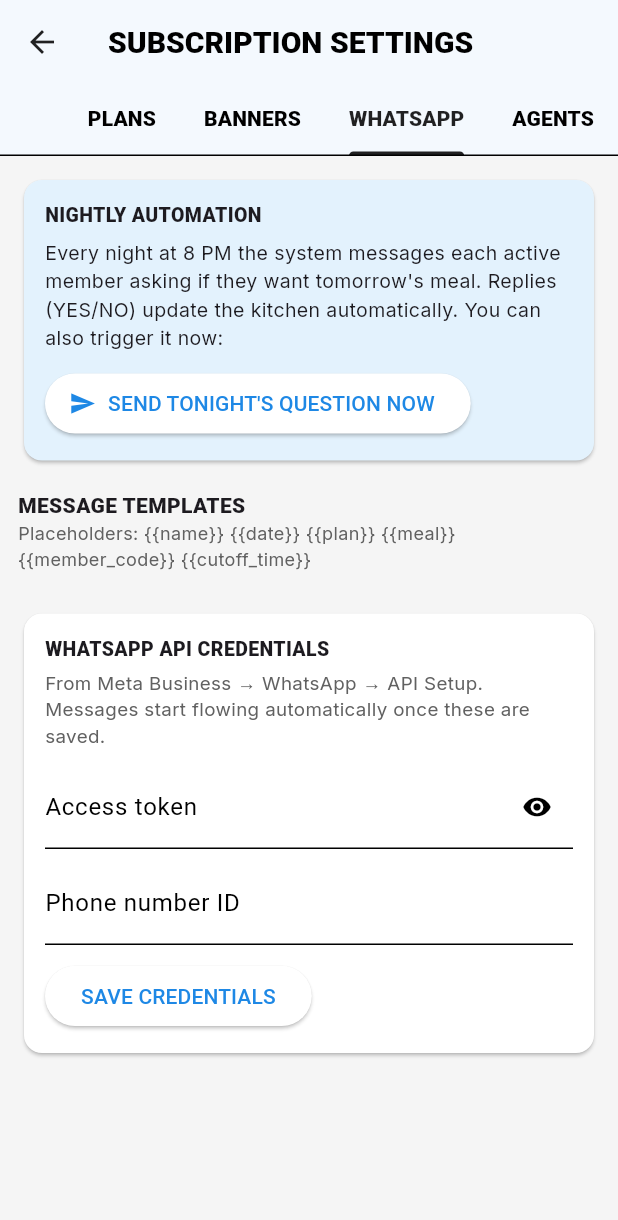
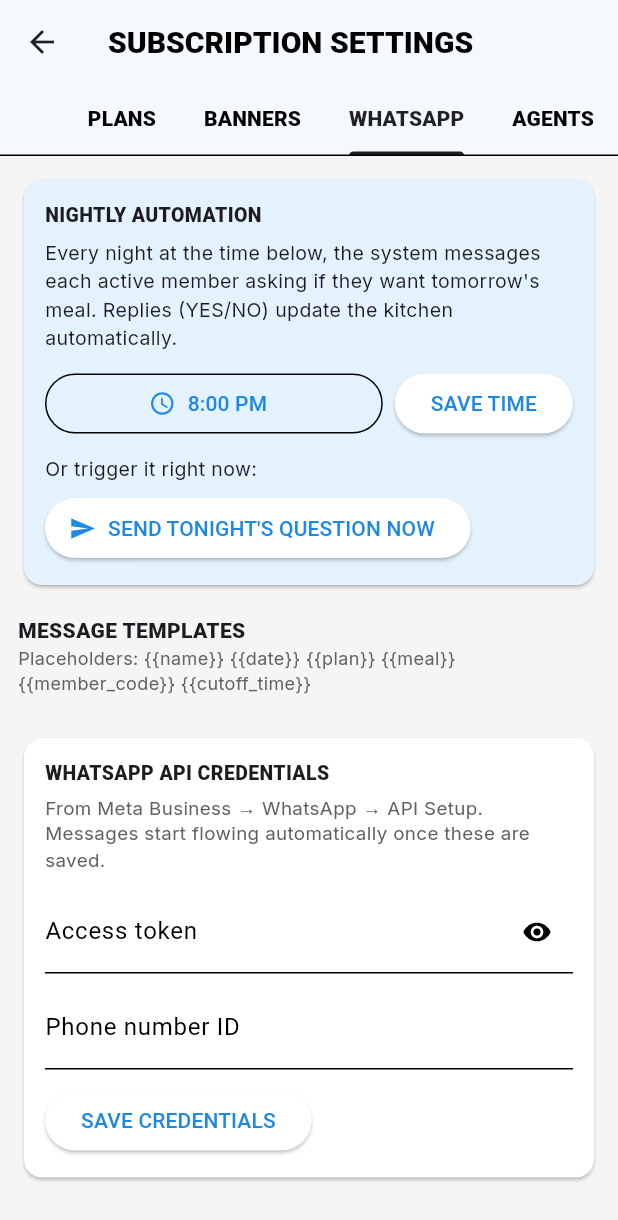
Before and after one commit to mithunvas86-ui/admin, a Flutter app: the SubscriptionSettingsPage screen opened by its route, tab 3 chosen, on a phone screen of 412 x 824 dp. Shown: the top 1220 px of the screen. Run offline on Flutter 3.47's test engine with Material 3 defaults, Android fonts, the phone set to English and light mode, and no system bars; our stand-ins replace fl_chart, flutter_dotenv, go_router, google_fonts, image_picker, shared_preferences and 1 more; missing offline and left inert: dart:html; accounts and stored records are empty; Roboto replaces fonts that are missing (Chivo).

Commit message:
Admin: make the nightly WhatsApp reminder time configurable
Adds a time picker to Subscriptions → Settings → WHATSAPP (defaults
to the previous fixed 8 PM). Paired with a cron/edge-function change
(MIGRATION_MEAL_REMINDER_TIME.sql + send-daily-meal-whatsapp) so the
send time can change without redeploying code.

Co-Authored-By: Claude Sonnet 5 <noreply@anthropic.com>

```diff
--- a/lib/pages/subscription_settings_page.dart
+++ b/lib/pages/subscription_settings_page.dart
@@ -390,12 +390,17 @@ class _SubscriptionSettingsPageState extends State<SubscriptionSettingsPage>
                         fontWeight: FontWeight.w800, fontSize: 13)),
                 const SizedBox(height: 6),
                 Text(
-                  'Every night at 8 PM the system messages each active member '
-                  'asking if they want tomorrow\'s meal. Replies (YES/NO) update '
-                  'the kitchen automatically. You can also trigger it now:',
+                  'Every night at the time below, the system messages each '
+                  'active member asking if they want tomorrow\'s meal. '
+                  'Replies (YES/NO) update the kitchen automatically.',
                   style: GoogleFonts.inter(fontSize: 13),
                 ),
                 const SizedBox(height: 10),
+                _ReminderTimeEditor(provider: p, onToast: _toast),
+                const SizedBox(height: 10),
+                Text('Or trigger it right now:',
+                    style: GoogleFonts.inter(fontSize: 13)),
+                const SizedBox(height: 6),
                 ElevatedButton.icon(
                   onPressed: () async {
                     final msg = await p.sendTonightNow();
@@ -566,6 +571,67 @@ class _TemplateCardState extends State<_TemplateCard> {
   }
 }
 
+/// Editable send time (IST) for the nightly meal-reminder WhatsApp message.
+/// Stored in app_config; the edge function polls every 5 minutes and only
+/// actually sends once past this time each day.
+class _ReminderTimeEditor extends StatefulWidget {
+  final SubscriptionAdminProvider provider;
+  final void Function(String, {bool ok}) onToast;
+
+  const _ReminderTimeEditor({required this.provider, required this.onToast});
+
+  @override
+  State<_ReminderTimeEditor> createState() => _ReminderTimeEditorState();
+}
+
+class _ReminderTimeEditorState extends State<_ReminderTimeEditor> {
+  TimeOfDay _time = const TimeOfDay(hour: 20, minute: 0);
+  bool _loaded = false;
+
+  @override
+  void initState() {
+    super.initState();
+    widget.provider.loadMealReminderTime().then((v) {
+      if (!mounted) return;
+      setState(() {
+        _time = TimeOfDay(hour: v['hour'] ?? 20, minute: v['minute'] ?? 0);
+        _loaded = true;
+      });
+    });
+  }
+
+  Future<void> _pickTime() async {
+    final picked = await showTimePicker(context: context, initialTime: _time);
+    if (picked != null) setState(() => _time = picked);
+  }
+
+  Future<void> _save() async {
+    final err =
+        await widget.provider.saveMealReminderTime(_time.hour, _time.minute);
+    widget.onToast(err ?? 'Reminder time saved ✅', ok: err == null);
+  }
+
+  @override
+  Widget build(BuildContext context) {
+    return Row(
+      children: [
+        Expanded(
+          child: OutlinedButton.icon(
+            onPressed: _loaded ? _pickTime : null,
+            icon: const Icon(Icons.schedule),
+            label: Text(_loaded ? _time.format(context) : 'Loading…'),
+          ),
+        ),
+        const SizedBox(width: 8),
+        ElevatedButton(
+          onPressed: _loaded ? _save : null,
+          child: const Text('SAVE TIME'),
+        ),
+      ],
+    );
+  }
+}
+
 /// WhatsApp Business API credentials (stored in app_config, used by the
 /// automation edge functions). Filled in once the numbers arrive from Meta.
 class _CredentialsCard extends StatefulWidget {
```
Also changed, not shown: lib/providers/subscription_admin_provider.dart (+36 -1 lines).
